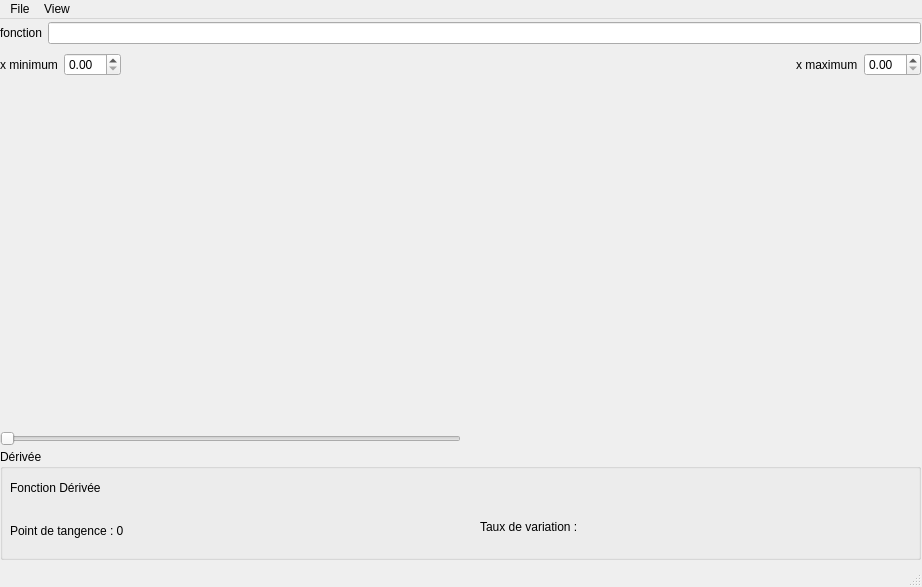
ozielRaymond/TP2, file mainWindow.ui: the form before one commit.
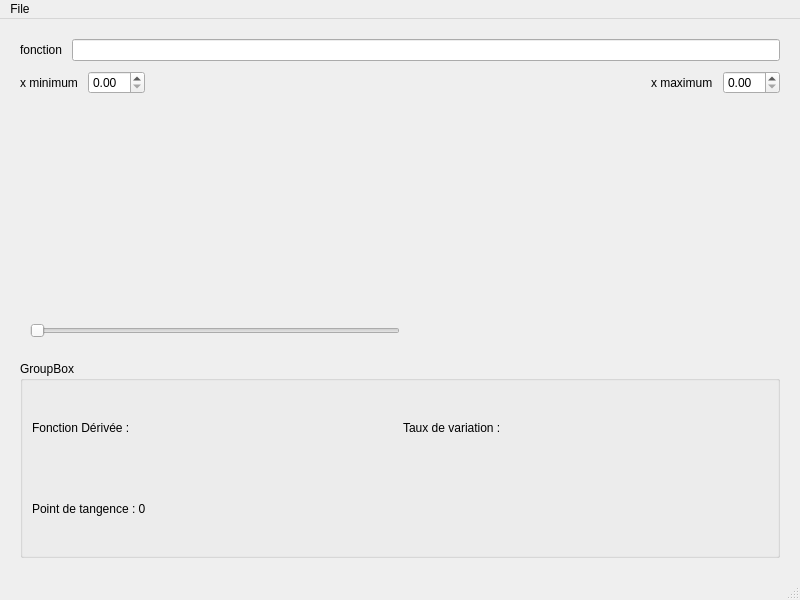
The form after the commit.

Commit message: Correction du format de mainWindow

Patch:
```diff
--- a/mainWindow.ui
+++ b/mainWindow.ui
@@ -5,199 +5,189 @@
    <rect>
     <x>0</x>
     <y>0</y>
-    <width>922</width>
-    <height>587</height>
+    <width>800</width>
+    <height>600</height>
    </rect>
   </property>
   <property name="windowTitle">
    <string>MainWindow</string>
   </property>
   <widget class="QWidget" name="centralwidget">
-   <widget class="QGroupBox" name="groupBox">
-    <property name="geometry">
-     <rect>
-      <x>0</x>
-      <y>430</y>
-      <width>921</width>
-      <height>111</height>
-     </rect>
+   <layout class="QVBoxLayout" name="verticalLayout" stretch="0,0,0,0,0">
+    <property name="spacing">
+     <number>10</number>
     </property>
-    <property name="title">
-     <string>Dérivée</string>
+    <property name="leftMargin">
+     <number>20</number>
     </property>
-    <widget class="QLabel" name="label_6">
-     <property name="geometry">
-      <rect>
-       <x>480</x>
-       <y>70</y>
-       <width>231</width>
-       <height>16</height>
-      </rect>
-     </property>
-     <property name="text">
-      <string>Taux de variation : </string>
-     </property>
-    </widget>
-    <widget class="QWidget" name="MPLWidget">
-     <property name="geometry">
-      <rect>
-       <x>10</x>
-       <y>20</y>
-       <width>160</width>
-       <height>80</height>
-      </rect>
-     </property>
-     <layout class="QVBoxLayout" name="verticalLayout">
+    <property name="topMargin">
+     <number>20</number>
+    </property>
+    <property name="rightMargin">
+     <number>20</number>
+    </property>
+    <property name="bottomMargin">
+     <number>20</number>
+    </property>
+    <item>
+     <layout class="QHBoxLayout" name="horizontalLayout_2">
       <item>
        <widget class="QLabel" name="label_4">
         <property name="text">
-         <string>Fonction Dérivée</string>
+         <string>fonction</string>
         </property>
        </widget>
       </item>
+      <item>
+       <widget class="QLineEdit" name="fonctionLineEdit"/>
+      </item>
+     </layout>
+    </item>
+    <item>
+     <layout class="QHBoxLayout" name="horizontalLayout_3">
       <item>
        <widget class="QLabel" name="label_5">
         <property name="text">
-         <string>Point de tangence : 0</string>
+         <string>x minimum</string>
         </property>
        </widget>
       </item>
+      <item>
+       <widget class="QDoubleSpinBox" name="doubleSpinBox"/>
+      </item>
+      <item>
+       <spacer name="horizontalSpacer_2">
+        <property name="orientation">
+         <enum>Qt::Orientation::Horizontal</enum>
+        </property>
+        <property name="sizeHint" stdset="0">
+         <size>
+          <width>40</width>
+          <height>20</height>
+         </size>
+        </property>
+       </spacer>
+      </item>
+      <item>
+       <widget class="QLabel" name="label_6">
+        <property name="text">
+         <string>x maximum</string>
+        </property>
+       </widget>
+      </item>
+      <item>
+       <widget class="QDoubleSpinBox" name="doubleSpinBox_2"/>
+      </item>
      </layout>
-    </widget>
-   </widget>
-   <widget class="QWidget" name="horizontalLayoutWidget_3">
-    <property name="geometry">
-     <rect>
-      <x>0</x>
-      <y>0</y>
-      <width>921</width>
-      <height>28</height>
-     </rect>
-    </property>
-    <layout class="QHBoxLayout" name="horizontalLayout_3">
-     <item>
-      <widget class="QLabel" name="label">
-       <property name="text">
-        <string>fonction</string>
-       </property>
-      </widget>
-     </item>
-     <item>
-      <widget class="QLineEdit" name="lineEdit"/>
-     </item>
-    </layout>
-   </widget>
-   <widget class="QWidget" name="gridLayoutWidget">
-    <property name="geometry">
-     <rect>
-      <x>0</x>
-      <y>409</y>
-      <width>921</width>
-      <height>22</height>
-     </rect>
-    </property>
-    <layout class="QGridLayout" name="gridLayout">
-     <item row="0" column="0">
-      <widget class="QSlider" name="horizontalSlider">
-       <property name="orientation">
-        <enum>Qt::Orientation::Horizontal</enum>
-       </property>
-      </widget>
-     </item>
-     <item row="0" column="1">
-      <spacer name="horizontalSpacer_2">
-       <property name="orientation">
-        <enum>Qt::Orientation::Horizontal</enum>
-       </property>
-       <property name="sizeHint" stdset="0">
-        <size>
-         <width>40</width>
-         <height>20</height>
-        </size>
-       </property>
-      </spacer>
-     </item>
-    </layout>
-   </widget>
-   <widget class="QWidget" name="gridLayoutWidget_2">
-    <property name="geometry">
-     <rect>
-      <x>0</x>
-      <y>30</y>
-      <width>921</width>
-      <height>31</height>
-     </rect>
-    </property>
-    <layout class="QGridLayout" name="gridLayout_2">
-     <item row="0" column="4">
-      <widget class="QDoubleSpinBox" name="doubleSpinBox_2"/>
-     </item>
-     <item row="0" column="1">
-      <widget class="QDoubleSpinBox" name="doubleSpinBox"/>
-     </item>
-     <item row="0" column="0">
-      <widget class="QLabel" name="label_2">
-       <property name="text">
-        <string>x minimum</string>
-       </property>
-      </widget>
-     </item>
-     <item row="0" column="3">
-      <widget class="QLabel" name="label_3">
-       <property name="text">
-        <string>x maximum</string>
-       </property>
-      </widget>
-     </item>
-     <item row="0" column="2">
-      <spacer name="horizontalSpacer">
-       <property name="orientation">
-        <enum>Qt::Orientation::Horizontal</enum>
-       </property>
-       <property name="sizeHint" stdset="0">
-        <size>
-         <width>168</width>
-         <height>20</height>
-        </size>
-       </property>
-      </spacer>
-     </item>
-    </layout>
-   </widget>
-   <widget class="QWidget" name="widget" native="true">
-    <property name="geometry">
-     <rect>
-      <x>20</x>
-      <y>80</y>
-      <width>891</width>
-      <height>321</height>
-     </rect>
-    </property>
-   </widget>
+    </item>
+    <item>
+     <layout class="QVBoxLayout" name="matplotlibVLayout">
+      <property name="leftMargin">
+       <number>0</number>
+      </property>
+      <property name="topMargin">
+       <number>0</number>
+      </property>
+      <item>
+       <widget class="QWidget" name="widget" native="true"/>
+      </item>
+     </layout>
+    </item>
+    <item>
+     <layout class="QGridLayout" name="gridLayout">
+      <property name="leftMargin">
+       <number>10</number>
+      </property>
+      <property name="topMargin">
+       <number>10</number>
+      </property>
+      <property name="rightMargin">
+       <number>10</number>
+      </property>
+      <property name="bottomMargin">
+       <number>10</number>
+      </property>
+      <item row="0" column="0">
+       <widget class="QSlider" name="horizontalSlider">
+        <property name="orientation">
+         <enum>Qt::Orientation::Horizontal</enum>
+        </property>
+       </widget>
+      </item>
+      <item row="0" column="1">
+       <spacer name="horizontalSpacer">
+        <property name="orientation">
+         <enum>Qt::Orientation::Horizontal</enum>
+        </property>
+        <property name="sizeHint" stdset="0">
+         <size>
+          <width>40</width>
+          <height>20</height>
+         </size>
+        </property>
+       </spacer>
+      </item>
+     </layout>
+    </item>
+    <item>
+     <layout class="QHBoxLayout" name="horizontalLayout">
+      <item>
+       <widget class="QGroupBox" name="groupBox">
+        <property name="title">
+         <string>GroupBox</string>
+        </property>
+        <layout class="QGridLayout" name="gridLayout_2">
+         <item row="0" column="0">
+          <widget class="QLabel" name="deriveeLabel">
+           <property name="text">
+            <string>Fonction Dérivée : </string>
+           </property>
+          </widget>
+         </item>
+         <item row="0" column="1">
+          <widget class="QLabel" name="TVLabel">
+           <property name="text">
+            <string>Taux de variation : </string>
+           </property>
+          </widget>
+         </item>
+         <item row="1" column="0">
+          <widget class="QLabel" name="tangenceLabel">
+           <property name="text">
+            <string>Point de tangence : 0</string>
+           </property>
+          </widget>
+         </item>
+        </layout>
+       </widget>
+      </item>
+     </layout>
+    </item>
+   </layout>
   </widget>
-  <widget class="QStatusBar" name="statusbar"/>
   <widget class="QMenuBar" name="menubar">
    <property name="geometry">
     <rect>
      <x>0</x>
      <y>0</y>
-     <width>922</width>
-     <height>33</height>
+     <width>800</width>
+     <height>30</height>
     </rect>
    </property>
    <widget class="QMenu" name="menuFile">
     <property name="title">
      <string>File</string>
     </property>
-   </widget>
-   <widget class="QMenu" name="menuView">
-    <property name="title">
-     <string>View</string>
-    </property>
+    <addaction name="modifierFonctions"/>
    </widget>
    <addaction name="menuFile"/>
-   <addaction name="menuView"/>
   </widget>
+  <widget class="QStatusBar" name="statusbar"/>
+  <action name="modifierFonctions">
+   <property name="text">
+    <string>Fonctions</string>
+   </property>
+  </action>
  </widget>
  <resources/>
  <connections/>
```
Left out of the diff: 1 changed line with no effect on the pictures. The commit also changes 1 other file.
